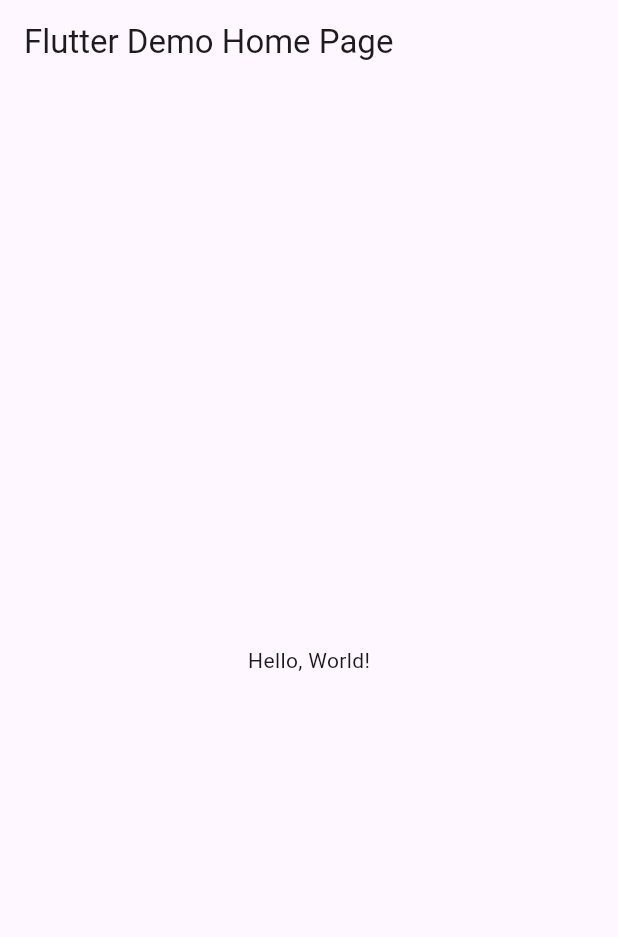
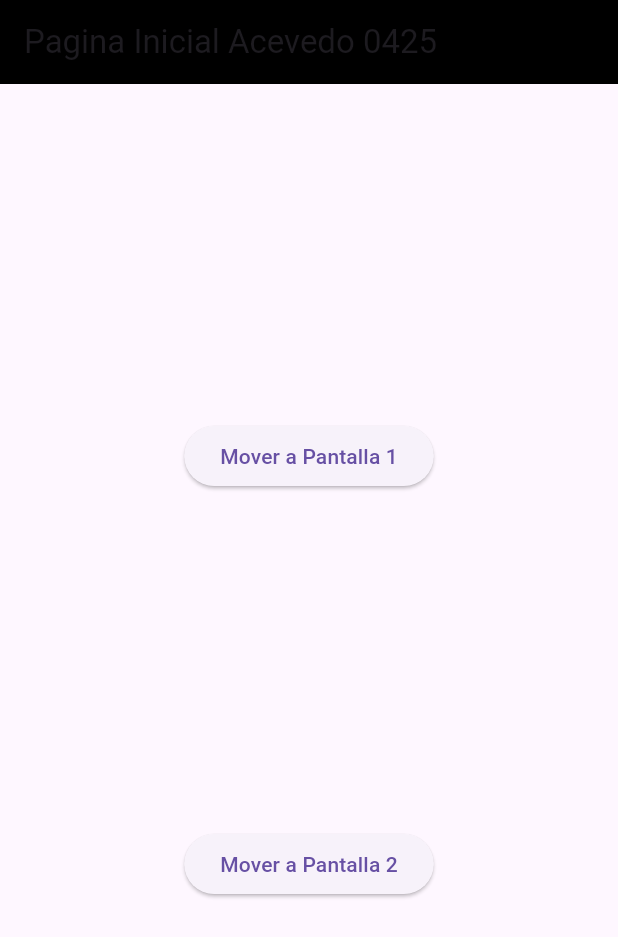
Before and after one commit to JAcevedoCastro/rutas14-6j, a Flutter app: the screen it shows after launch, on a phone screen of 412 x 824 dp. Shown: the top 937 px of the screen. Run offline on Flutter 3.47's test engine with Material 3 defaults, Android fonts, the phone set to English and light mode, and no system bars.

```diff
--- a/lib/main.dart
+++ b/lib/main.dart
@@ -1,43 +1,23 @@
 import 'package:flutter/material.dart';
+import 'package:acevedo0425/pantalla2_0425.dart';
+import 'package:acevedo0425/pantalla1_0425.dart';
+import 'package:acevedo0425/pantallaini_0425.dart';
 
-void main() => runApp(MyApp());
+void main() => runApp(MiApp0425());
 
-class MyApp extends StatelessWidget {
-  const MyApp({super.key});
-  // This widget is the root of your application.
+class MiApp0425 extends StatelessWidget {
+  const MiApp0425({Key? key}) : super(key: key);
+
   @override
   Widget build(BuildContext context) {
     return MaterialApp(
-      // Application name
-      title: 'Flutter Hello World',
-      // Application theme data, you can set the colors for the application as
-      // you want
-      theme: ThemeData(
-        // useMaterial3: true,
-        primarySwatch: Colors.blue,
-      ),
-      // A widget which will be started on application startup
-      home: MyHomePage(title: 'Flutter Demo Home Page'),
-    );
-  }
-}
-
-class MyHomePage extends StatelessWidget {
-  final String title;
-  const MyHomePage({super.key, required this.title});
-
-  @override
-  Widget build(BuildContext context) {
-    return Scaffold(
-      appBar: AppBar(
-        // The title text which will be shown on the action bar
-        title: Text(title),
-      ),
-      body: Center(
-        child: Text(
-          'Hello, World!',
-        ),
-      ),
-    );
-  }
-}
+      debugShowCheckedModeBanner: false,
+      initialRoute: "/",
+      routes: {
+        '/': (context) => PantallaIni_0425(),
+        '/Pantalla1_0425': (context) => Pantalla1_0425(),
+        '/Pantalla2_0425': (context) => Pantalla2_0425(),
+      }, // fin rutas paginas
+    ); // fin de material
+  } // foin widget
+} // fin de app
--- /dev/null
+++ b/lib/pantalla1_0425.dart
@@ -0,0 +1,25 @@
+//Pantalla1_0425
+
+import 'package:flutter/material.dart';
+
+class Pantalla1_0425 extends StatelessWidget {
+  const Pantalla1_0425({Key? key}) : super(key: key);
+
+  @override
+  Widget build(BuildContext context) {
+    return Scaffold(
+      appBar: AppBar(
+        title: Text('Pantalla1 0425'),
+        backgroundColor: Colors.blue,
+      ),
+      body: Center(
+        child: Column(
+          children: [
+            ElevatedButton(onPressed: () {}, child: const Text("Pantalla 1")),
+          ],
+        ),
+      ),
+    );
+    ();
+  }
+}
--- /dev/null
+++ b/lib/pantalla2_0425.dart
@@ -0,0 +1,20 @@
+//Pantalla2_0425
+
+import 'package:flutter/material.dart';
+
+class Pantalla2_0425 extends StatelessWidget {
+  const Pantalla2_0425({Key? key}) : super(key: key);
+
+  @override
+  Widget build(BuildContext context) {
+    return Scaffold(
+      appBar: AppBar(
+        title: Text("Pantalla 2 0425"),
+        backgroundColor: Colors.red,
+      ),
+      body: Center(
+        child: Text("Pantalla 2"),
+      ),
+    );
+  }
+}
--- /dev/null
+++ b/lib/pantallaini_0425.dart
@@ -0,0 +1,36 @@
+//PantallaIni_0425
+
+import 'package:flutter/material.dart';
+
+class PantallaIni_0425 extends StatelessWidget {
+  const PantallaIni_0425({Key? key}) : super(key: key);
+
+  @override
+  Widget build(BuildContext context) {
+    return Scaffold(
+      appBar: AppBar(
+        title: Text("Pagina Inicial Acevedo 0425"),
+        backgroundColor: Colors.black,
+      ),
+      body: Center(
+        child: Column(
+          mainAxisAlignment: MainAxisAlignment.spaceEvenly,
+          children: [
+            ElevatedButton(
+              onPressed: () {
+                Navigator.pushNamed(context, '/Pantalla1_0425');
+              },
+              child: Text("Mover a Pantalla 1"),
+            ),
+            ElevatedButton(
+              onPressed: () {
+                Navigator.pushNamed(context, '/Pantalla2_0425');
+              },
+              child: Text("Mover a Pantalla 2"),
+            )
+          ], // fin de nino
+        ),
+      ),
+    );
+  } //fin widgets
+} //fin app
```
